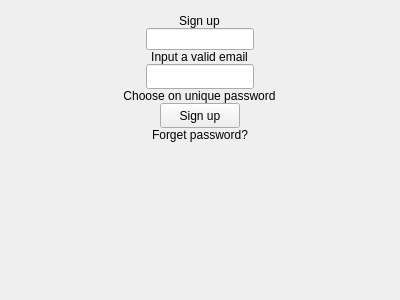
The window that ui/SignUpScreen.ui (demlabs-cellframe/dap-ui-sdk) describes before a commit, drawn with Qt 5.
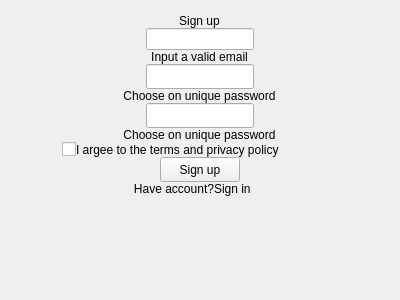
The same window after the commit.

Commit message: [*]Edit form sign up

What changed in the file:
```diff
--- a/ui/SignUpScreen.ui
+++ b/ui/SignUpScreen.ui
@@ -10,6 +10,12 @@
     <height>300</height>
    </rect>
   </property>
+  <property name="minimumSize">
+   <size>
+    <width>0</width>
+    <height>300</height>
+   </size>
+  </property>
   <property name="windowTitle">
    <string>Form</string>
   </property>
@@ -130,7 +136,107 @@
     </widget>
    </item>
    <item alignment="Qt::AlignHCenter">
-    <widget class="QPushButton" name="btnSignIn">
+    <widget class="QLineEdit" name="edtRptPassword">
+     <property name="sizePolicy">
+      <sizepolicy hsizetype="Fixed" vsizetype="Fixed">
+       <horstretch>0</horstretch>
+       <verstretch>0</verstretch>
+      </sizepolicy>
+     </property>
+     <property name="minimumSize">
+      <size>
+       <width>0</width>
+       <height>25</height>
+      </size>
+     </property>
+     <property name="alignment">
+      <set>Qt::AlignCenter</set>
+     </property>
+    </widget>
+   </item>
+   <item alignment="Qt::AlignHCenter">
+    <widget class="QLabel" name="lblRptPasswordError">
+     <property name="sizePolicy">
+      <sizepolicy hsizetype="Fixed" vsizetype="Fixed">
+       <horstretch>0</horstretch>
+       <verstretch>0</verstretch>
+      </sizepolicy>
+     </property>
+     <property name="text">
+      <string>Choose on unique password</string>
+     </property>
+     <property name="alignment">
+      <set>Qt::AlignCenter</set>
+     </property>
+    </widget>
+   </item>
+   <item alignment="Qt::AlignHCenter">
+    <widget class="QWidget" name="wgtInfo" native="true">
+     <property name="sizePolicy">
+      <sizepolicy hsizetype="Fixed" vsizetype="Fixed">
+       <horstretch>0</horstretch>
+       <verstretch>0</verstretch>
+      </sizepolicy>
+     </property>
+     <layout class="QHBoxLayout" name="horizontalLayout_3">
+      <property name="spacing">
+       <number>0</number>
+      </property>
+      <property name="leftMargin">
+       <number>0</number>
+      </property>
+      <property name="topMargin">
+       <number>0</number>
+      </property>
+      <property name="rightMargin">
+       <number>0</number>
+      </property>
+      <property name="bottomMargin">
+       <number>0</number>
+      </property>
+      <item alignment="Qt::AlignRight">
+       <widget class="QCheckBox" name="cbInfo">
+        <property name="sizePolicy">
+         <sizepolicy hsizetype="Expanding" vsizetype="Fixed">
+          <horstretch>0</horstretch>
+          <verstretch>0</verstretch>
+         </sizepolicy>
+        </property>
+        <property name="maximumSize">
+         <size>
+          <width>286</width>
+          <height>16777215</height>
+         </size>
+        </property>
+        <property name="text">
+         <string/>
+        </property>
+       </widget>
+      </item>
+      <item>
+       <widget class="QLabel" name="lblInfo">
+        <property name="sizePolicy">
+         <sizepolicy hsizetype="Fixed" vsizetype="Preferred">
+          <horstretch>0</horstretch>
+          <verstretch>0</verstretch>
+         </sizepolicy>
+        </property>
+        <property name="minimumSize">
+         <size>
+          <width>261</width>
+          <height>0</height>
+         </size>
+        </property>
+        <property name="text">
+         <string>I argee to the terms and privacy policy</string>
+        </property>
+       </widget>
+      </item>
+     </layout>
+    </widget>
+   </item>
+   <item alignment="Qt::AlignHCenter">
+    <widget class="QPushButton" name="btnSignUp">
      <property name="sizePolicy">
       <sizepolicy hsizetype="Fixed" vsizetype="Fixed">
        <horstretch>0</horstretch>
@@ -149,19 +255,83 @@
     </widget>
    </item>
    <item alignment="Qt::AlignHCenter">
-    <widget class="QLabel" name="lblForgetPass">
+    <widget class="QWidget" name="wgtHAccount" native="true">
      <property name="sizePolicy">
-      <sizepolicy hsizetype="Fixed" vsizetype="Preferred">
+      <sizepolicy hsizetype="Expanding" vsizetype="Preferred">
        <horstretch>0</horstretch>
        <verstretch>0</verstretch>
       </sizepolicy>
      </property>
-     <property name="text">
-      <string>Forget password?</string>
+     <property name="minimumSize">
+      <size>
+       <width>168</width>
+       <height>0</height>
+      </size>
      </property>
-     <property name="alignment">
-      <set>Qt::AlignCenter</set>
+     <property name="maximumSize">
+      <size>
+       <width>16777215</width>
+       <height>16777215</height>
+      </size>
      </property>
+     <layout class="QHBoxLayout" name="horizontalLayout_2">
+      <property name="spacing">
+       <number>0</number>
+      </property>
+      <property name="leftMargin">
+       <number>0</number>
+      </property>
+      <property name="topMargin">
+       <number>0</number>
+      </property>
+      <property name="rightMargin">
+       <number>0</number>
+      </property>
+      <property name="bottomMargin">
+       <number>0</number>
+      </property>
+      <item alignment="Qt::AlignRight">
+       <widget class="QLabel" name="label">
+        <property name="sizePolicy">
+         <sizepolicy hsizetype="Fixed" vsizetype="Fixed">
+          <horstretch>0</horstretch>
+          <verstretch>0</verstretch>
+         </sizepolicy>
+        </property>
+        <property name="minimumSize">
+         <size>
+          <width>98</width>
+          <height>0</height>
+         </size>
+        </property>
+        <property name="text">
+         <string>Have account?</string>
+        </property>
+        <property name="alignment">
+         <set>Qt::AlignRight|Qt::AlignTrailing|Qt::AlignVCenter</set>
+        </property>
+       </widget>
+      </item>
+      <item alignment="Qt::AlignLeft">
+       <widget class="QLabel" name="lblSignIn">
+        <property name="sizePolicy">
+         <sizepolicy hsizetype="Fixed" vsizetype="Fixed">
+          <horstretch>0</horstretch>
+          <verstretch>0</verstretch>
+         </sizepolicy>
+        </property>
+        <property name="minimumSize">
+         <size>
+          <width>46</width>
+          <height>0</height>
+         </size>
+        </property>
+        <property name="text">
+         <string>Sign in</string>
+        </property>
+       </widget>
+      </item>
+     </layout>
     </widget>
    </item>
    <item>
```
Left out of the diff: 20 changed lines with no effect on the pictures. The commit also changes 2 other files.
